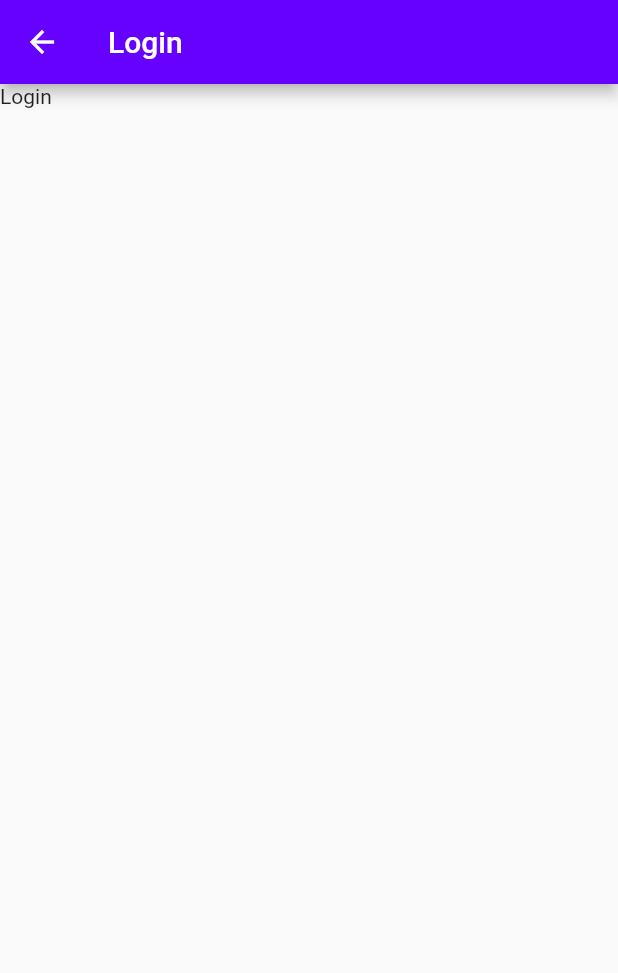
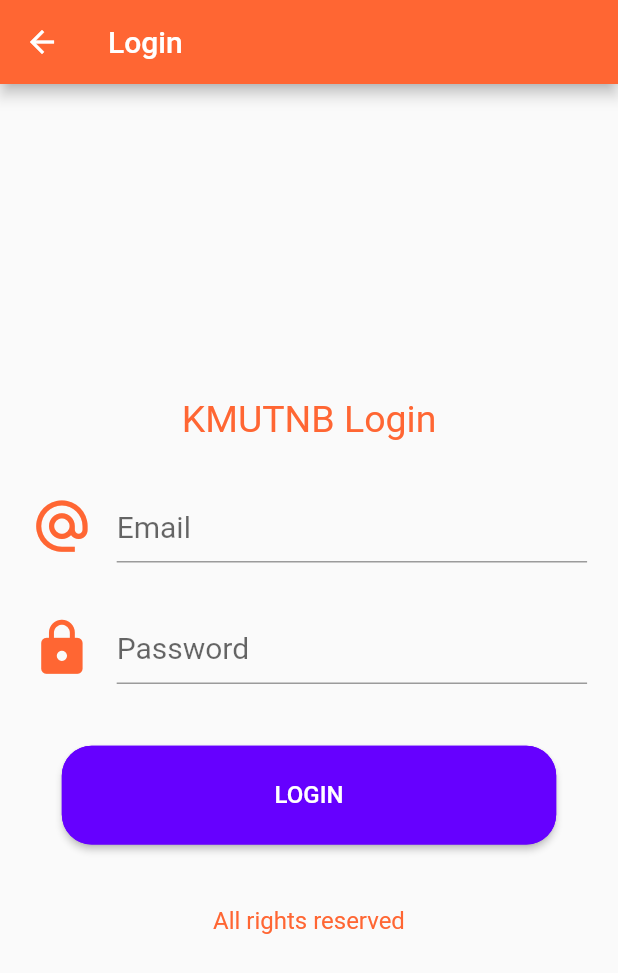
Before and after one commit to tamkung/mobileappweek1, a Flutter app: the screen it shows after launch, after a tap on "SIGN IN", on a phone screen of 412 x 824 dp. Shown: the top 973 px of the screen. Run offline on Flutter 3.47's test engine with Material 2 defaults, Android fonts, the phone set to English and light mode, and no system bars; our stand-ins replace rflutter_alert, sembast; network calls fail.

Commit message:
Register&Login

```diff
--- /dev/null
+++ b/lib/backend/database.dart
@@ -0,0 +1,63 @@
+import 'package:path/path.dart';
+import 'package:path_provider/path_provider.dart';
+import 'package:sembast/sembast.dart';
+import 'package:sembast/sembast_io.dart';
+
+class DBlocal {
+  var dbname = "TCT";
+
+  Future<Database> connectDB() async {
+    //หาตำแหน่ง Path ใน mobile device
+    var directory = await getApplicationDocumentsDirectory();
+    //print(directory);
+    var location = join(directory.path, this.dbname);
+    //print(location);
+
+    //สร้าง DB File
+    var createDB = databaseFactoryIo;
+    var db = await createDB.openDatabase(location);
+    //print(db);
+
+    return db;
+  }
+
+  Future<void> register(name, lastname, email, password) async {
+    print('$name, $lastname, $email, $password');
+
+    var db = await this.connectDB();
+
+    var store = intMapStoreFactory.store('users');
+    //print(store);
+
+    var user = await store.add(db, {
+      'name': name,
+      'lastname': lastname,
+      'email': email,
+      'password': password,
+    });
+
+    print(user);
+
+    await store.find(db).then((value) {
+      print(value);
+    }).catchError((onError) {
+      print(onError);
+    });
+
+    db.close();
+  }
+
+  Future<bool> login(email, password) async {
+    var db = await this.connectDB();
+    var store = intMapStoreFactory.store('users');
+
+    var user = await store.find(db);
+
+    for (var item in user) {
+      if (item['email'] == email && item['password'] == password) {
+        return true;
+      }
+    }
+    return false;
+  }
+}
--- a/lib/main.dart
+++ b/lib/main.dart
@@ -1,5 +1,6 @@
 import 'package:flutter/material.dart';
 import 'package:mobileappweek1/config/constant.dart';
+import 'package:mobileappweek1/screen/dashboard.dart';
 import 'package:mobileappweek1/screen/index.dart';
 import 'package:mobileappweek1/screen/login.dart';
 import 'package:mobileappweek1/screen/register.dart';
@@ -14,6 +15,7 @@ class MyApp extends StatelessWidget {
       routes: {
         'Login': (context) => Login(),
         'Register': (context) => Register(),
+        'Dashboard': (context) => Dashboard(),
       },
       theme: ThemeData(
         primaryColor: tColor,
--- a/lib/screen/login.dart
+++ b/lib/screen/login.dart
@@ -1,4 +1,7 @@
 import 'package:flutter/material.dart';
+import 'package:mobileappweek1/backend/database.dart';
+import 'package:mobileappweek1/config/constant.dart';
+import 'package:rflutter_alert/rflutter_alert.dart';
 
 class Login extends StatefulWidget {
   @override
@@ -6,13 +9,132 @@ class Login extends StatefulWidget {
 }
 
 class _LoginState extends State<Login> {
+  var email, password;
+  final formKey = GlobalKey<FormState>();
+
   @override
   Widget build(BuildContext context) {
+    Size size = MediaQuery.of(context).size;
     return Scaffold(
       appBar: AppBar(
-        title: Text("Login"),
+        title: Text('Login'),
+        backgroundColor: pColor,
       ),
-      body: Text('Login'),
+      body: Form(
+        key: formKey,
+        child: Container(
+          alignment: Alignment.center,
+          child: SingleChildScrollView(
+            child: Column(
+              mainAxisAlignment: MainAxisAlignment.start,
+              children: <Widget>[
+                SizedBox(
+                  height: size.height * 0.01,
+                ),
+                Text(
+                  'KMUTNB Login',
+                  style: TextStyle(fontSize: 25, color: pColor),
+                ),
+                SizedBox(
+                  height: size.height * 0.04,
+                ),
+                Container(
+                  width: size.width * 0.9,
+                  child: TextFormField(
+                    style: TextStyle(color: Colors.black, fontSize: 20),
+                    decoration: InputDecoration(
+                      icon: Icon(
+                        Icons.alternate_email,
+                        color: pColor,
+                        size: size.height * 0.05,
+                      ),
+                      hintText: "Email",
+                    ),
+                    onSaved: (value) {
+                      email = value!.trim();
+                    },
+                  ),
+                ),
+                SizedBox(
+                  height: size.height * 0.04,
+                ),
+                Container(
+                  width: size.width * 0.9,
+                  child: TextFormField(
+                    style: TextStyle(color: Colors.black, fontSize: 20),
+                    obscureText: true,
+                    decoration: InputDecoration(
+                      icon: Icon(
+                        Icons.lock,
+                        color: pColor,
+                        size: size.height * 0.05,
+                      ),
+                      hintText: "Password",
+                    ),
+                    onSaved: (value) {
+                      password = value!.trim();
+                    },
+                  ),
+                ),
+                SizedBox(
+                  height: size.height * 0.05,
+                ),
+                Container(
+                  width: size.width * 0.8,
+                  height: size.height * 0.08,
+                  child: RaisedButton(
+                    shape: RoundedRectangleBorder(
+                        borderRadius: BorderRadius.circular(20.0),
+                        side: BorderSide(color: tColor)),
+                    onPressed: () {
+                      formKey.currentState!.save();
+
+                      var local = DBlocal();
+                      local.login(email, password).then((response) {
+                        if (response) {
+                          print('success');
+                          Navigator.pushNamed(context, 'Dashboard');
+                        } else {
+                          print('fail');
+                          _onBasicAlertPressed(context);
+                          /*
+                          final snackBar = SnackBar(
+                            content: Text('ไม่พบข้อมูล'),
+                            backgroundColor: Colors.red,
+                          );
+                          ScaffoldMessenger.of(context).showSnackBar(snackBar);*/
+                        }
+                      });
+                    },
+                    color: tColor,
+                    textColor: Colors.white,
+                    child: Text("login".toUpperCase(),
+                        style: TextStyle(fontSize: 16)),
+                  ),
+                ),
+                SizedBox(
+                  height: size.height * 0.05,
+                ),
+                Text(
+                  'All rights reserved',
+                  style: TextStyle(
+                    fontSize: 16,
+                    color: sColor,
+                  ),
+                ),
+              ],
+            ),
+          ),
+        ),
+      ),
     );
   }
+
+  _onBasicAlertPressed(context) {
+    Alert(
+      context: context,
+      title: "ไม่พบข้อมูล",
+      //desc: "Flutter is more awesome with RFlutter Alert.",
+    ).show();
+  }
 }
--- a/lib/screen/register.dart
+++ b/lib/screen/register.dart
@@ -1,4 +1,5 @@
 import 'package:flutter/material.dart';
+import 'package:mobileappweek1/backend/database.dart';
 import 'package:mobileappweek1/config/constant.dart';
 
 class Register extends StatefulWidget {
@@ -177,13 +178,14 @@ class _RegisterState extends State<Register> {
         ),
         onPressed: () {
           print('Hello World');
+
+          var local = DBlocal();
+
           if (formKey.currentState!.validate()) {
             formKey.currentState!.save();
-            print('Name : $name');
-            print('Lastname : $lastname');
-            print('Email : $email');
-            print('Password : $confirmpass');
+            local.register(name, lastname, email, confirmpass);
             formKey.currentState!.reset();
+            Navigator.pushNamed(context, 'Login');
           }
         },
         child: Text('Submit'),
--- a/pubspec.yaml
+++ b/pubspec.yaml
@@ -13,6 +13,10 @@ dependencies:
     sdk: flutter
 
   cupertino_icons: ^1.0.2
+  sembast: ^3.1.0+2
+  path_provider: ^2.0.4
+  path: ^1.8.0
+  rflutter_alert: ^2.0.4
 
 dev_dependencies:
   flutter_test:
```
Also changed, not shown: lib/screen/dashboard.dart (added, +28 -0 lines), pubspec.lock.
